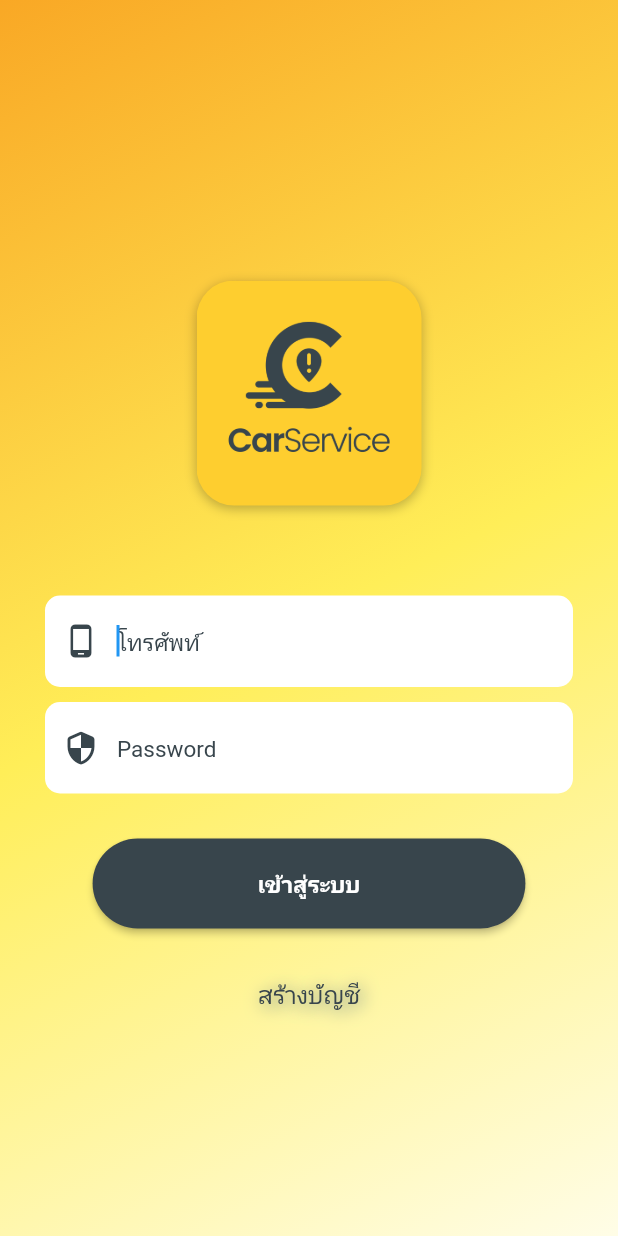
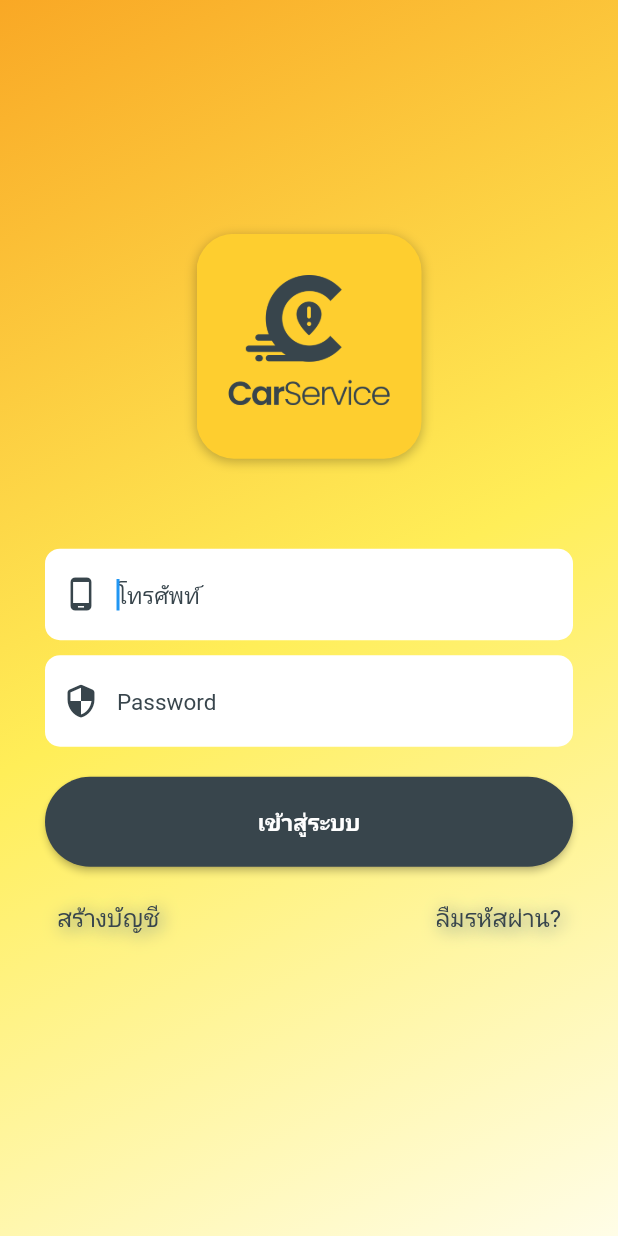
Before and after one commit to jukr3410/RodSiaGarage, a Flutter app: the screen it shows after launch, on a phone screen of 412 x 824 dp. Run offline on Flutter 3.47's test engine with Material 2 defaults, Android fonts, the phone set to English and light mode, and no system bars; our stand-ins replace bloc, cached_network_image, carousel_slider, equatable, fancy_bottom_navigation, flutter_bloc and 20 more; missing offline and left inert: direct_select, flutter_polyline_points, fswitch, geocoder, locally, map_address_picker and 4 more; accounts and stored records are empty; Roboto replaces fonts that are missing (Alata).

Commit message:
[update] ui login

```diff
--- a/lib/constants.dart
+++ b/lib/constants.dart
@@ -35,6 +35,9 @@ const NOTIFY_ROUTE = '/notify';
 const EDIT_PASSWOED_ROUTE = '/edit_profile_password';
 const EDIR_IMAGES_ROUTE = '/edit_images';
 const SHOWINFO_DETAILREQ_ROUTE = '/showinfo_detailReq';
+const FORGOT_PHONE_ROUTE = '/forgot_password';
+const FORGOT_OTP_ROUTE = "/forgot_otp";
+const FORGOT_RESET_PASS_ROUTE = "/forgot_reset_password";
 
 // font size
 const fontSizeXXl = 20.0;
@@ -188,6 +191,7 @@ const tServiceType = 'ประเภทบริการ';
 const tHistory = 'ประวัติ';
 const tSupportCenter = 'ศูนย์ช่วยเหลือ';
 const tLogin = 'เข้าสู่ระบบ';
+const tForgetPassword = 'ลืมรหัสผ่าน';
 
 //Confirm Request
 const waitingForConfirm = "รอยืนยัน";
--- a/lib/login_feature/widgets/login.dart
+++ b/lib/login_feature/widgets/login.dart
@@ -191,14 +191,16 @@ class _LoginScreenState extends State<LoginScreen> {
                                         //         ""),
                                       ])),
                                   SizedBox(
-                                    height: 30,
+                                    height: 20,
                                   ),
                                 ],
                               ),
                             ),
                           ],
                         ),
-                        TextButton(
+                        Container(
+                          width: MediaQuery.of(context).size.width,
+                          child: TextButton(
                               onPressed: () {
                                 if (_form.currentState!.validate()) {
                                   //navigateToMain();
@@ -213,8 +215,7 @@ class _LoginScreenState extends State<LoginScreen> {
                                 elevation: 2,
                                 shadowColor: Colors.black,
                                 shape: StadiumBorder(),
-                              padding: EdgeInsets.only(
-                                  left: 110, right: 110, top: 20, bottom: 20),
+                                padding: EdgeInsets.only(top: 20, bottom: 20),
                                 primary: textColorBlack,
                                 backgroundColor: textColorBlack,
                                 onSurface: Colors.black,
@@ -226,9 +227,13 @@ class _LoginScreenState extends State<LoginScreen> {
                                         fontSize: 15,
                                         fontWeight: FontWeight.bold),
                                   ))),
+                        ),
                         SizedBox(
-                          height: 20,
+                          height: 10,
                         ),
+                        Row(
+                          mainAxisAlignment: MainAxisAlignment.spaceBetween,
+                          children: [
                             TextButton(
                               onPressed: () {
                                 navigateToAddNumber();
@@ -250,24 +255,32 @@ class _LoginScreenState extends State<LoginScreen> {
                                 )),
                               ),
                             ),
-                        // SizedBox(
-                        //   height: 40,
-                        // ),
-
-                        // Padding(
-                        //   padding: const EdgeInsets.symmetric(
-                        //       vertical: 20, horizontal: 40),
-                        //   child: Text(
-                        //       "By continuing, you agree to RodSiaApp’s Terms of Use   and confirm that you have read our Privacy Policy",
-                        //       textAlign: TextAlign.center,
-                        //       style: GoogleFonts.alata(
-                        //         textStyle: TextStyle(
-                        //           color: textColorBlack,
-                        //           fontSize: 12,
-                        //           fontWeight: FontWeight.normal,
-                        //         ),
-                        //       )),
-                        // )
+                            TextButton(
+                              onPressed: () {
+                                navigateToResetPassword();
+                              },
+                              child: Text(
+                                tForgetPassword + "?",
+                                style: GoogleFonts.alata(
+                                    textStyle: TextStyle(
+                                  color: textColorBlack,
+                                  fontSize: fontSizeL,
+                                  shadows: [
+                                    Shadow(
+                                      blurRadius: 15.0,
+                                      color: Colors.blueGrey,
+                                      offset: Offset(2.0, 2.0),
+                                    ),
+                                  ],
+                                  fontWeight: FontWeight.normal,
+                                )),
+                              ),
+                            ),
+                          ],
+                        ),
+                        SizedBox(
+                          height: MediaQuery.of(context).size.height * 0.1,
+                        ),
                       ],
                     ),
                   )
@@ -297,6 +310,10 @@ class _LoginScreenState extends State<LoginScreen> {
     Navigator.pushReplacementNamed(context, MAIN_ROUTE);
   }
 
+  void navigateToResetPassword() {
+    logger.d("navigate reset password");
+  }
+
   @override
   void dispose() {
     // Clean up the controller when the widget is removed from the widget tree.
```
Lines whose indentation alone changed are shown as unchanged.
